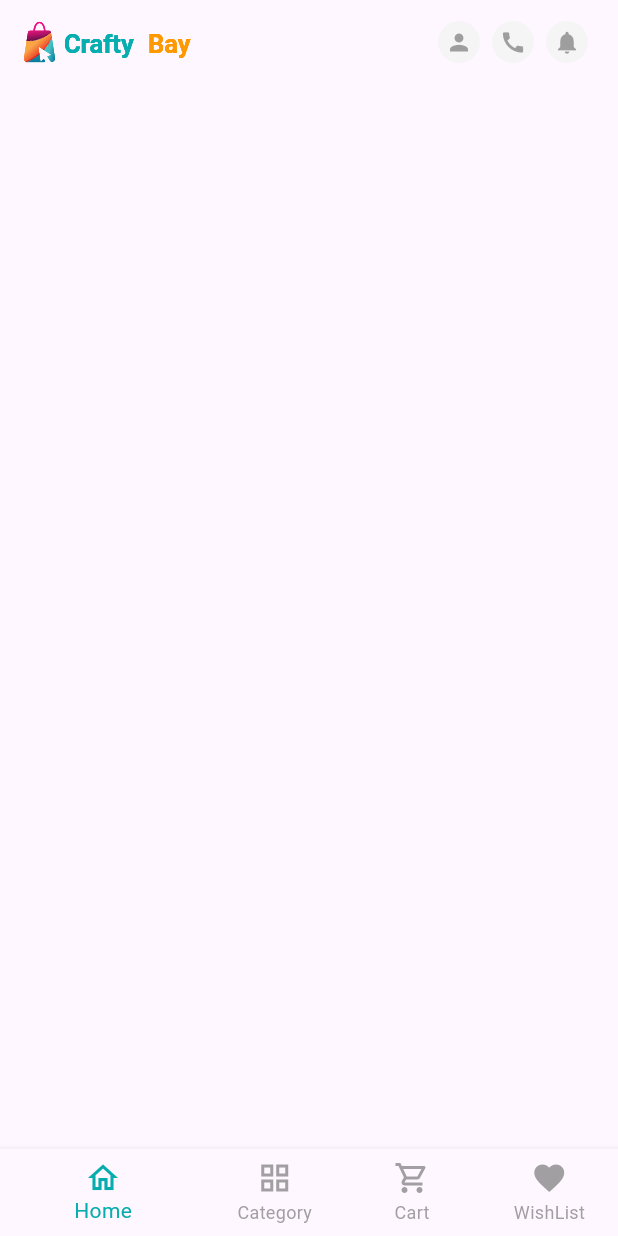
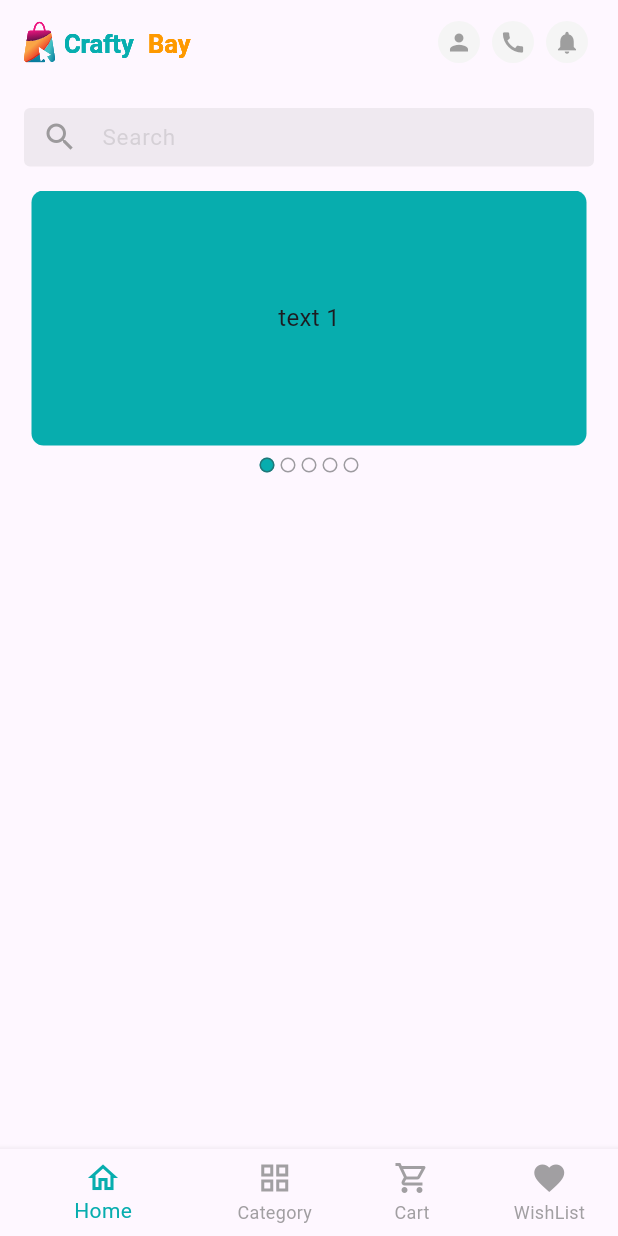
Before and after one commit to mst-zannathi-khatun/CraftyBay, a Flutter app: the screen it shows after launch, on a phone screen of 412 x 824 dp. Run offline on Flutter 3.47's test engine with Material 3 defaults, Android fonts, the phone set to English and light mode, and no system bars; drawn by our look-alikes of carousel_slider; our stand-ins replace flutter_svg, get, pin_code_fields.

Commit message:
home screen sliders design completed

```diff
--- a/lib/ui/screens/home_screen.dart
+++ b/lib/ui/screens/home_screen.dart
@@ -1,6 +1,8 @@
+import 'package:craftybay/utils/appcolors.dart';
 import 'package:flutter/material.dart';
 import 'package:flutter_svg/flutter_svg.dart';
-import '../../widgets/appbar_iconbutton_widget.dart';
+import '../../widgets/homewidgets/appbar_iconbutton_widget.dart';
+import '../../widgets/homewidgets/home_carouselslider_widget.dart';
 
 class HomeScreen extends StatefulWidget {
   const HomeScreen({super.key});
@@ -34,6 +36,43 @@ class _HomeScreenState extends State<HomeScreen> {
               ),
             ],
           )),
+      body: Padding(
+        padding: const EdgeInsets.all(16),
+        child: Column(
+          children: [
+            SizedBox(
+              width: double.infinity,
+              height: 39,
+              child: TextField(
+                keyboardType: TextInputType.text,
+                textInputAction: TextInputAction.search,
+                onSubmitted: (value) {},
+                decoration: InputDecoration(
+                  fillColor: softGreyColor.withOpacity(0.1),
+                  contentPadding: const EdgeInsets.symmetric(horizontal: 16),
+                  prefixIcon: const Icon(
+                    Icons.search,
+                    color: softGreyColor,
+                  ),
+                  filled: true,
+                  hintText: "Search",
+                  hintStyle: TextStyle(
+                      color: softGreyColor.withOpacity(0.2), fontSize: 15),
+                  enabledBorder:
+                      const OutlineInputBorder(borderSide: BorderSide.none),
+                  focusedBorder: const OutlineInputBorder(
+                    borderSide: BorderSide.none,
+                  ),
+                ),
+              ),
+            ),
+            const SizedBox(
+              height: 16,
+            ),
+            HomeCarouselSliderWidget()
+          ],
+        ),
+      ),
     );
   }
 }
--- a/lib/ui/screens/splash_screen.dart
+++ b/lib/ui/screens/splash_screen.dart
@@ -18,7 +18,7 @@ class _SplashScreenState extends State<SplashScreen> {
   void initState() {
     super.initState();
     Future.delayed(const Duration(
-      seconds: 3,
+      seconds: 1,
     )).then((value) async {
       Get.to(const BottomNavigationBarScreen());
     });
--- a/lib/widgets/appbar_iconbutton_widget.dart
+++ b/lib/widgets/homewidgets/appbar_iconbutton_widget.dart
@@ -1,6 +1,6 @@
 import 'package:flutter/material.dart';
 
-import '../utils/appcolors.dart';
+import '../../utils/appcolors.dart';
 
 class AppBarIconButton extends StatelessWidget {
   const AppBarIconButton({
--- /dev/null
+++ b/lib/widgets/homewidgets/home_carouselslider_widget.dart
@@ -0,0 +1,71 @@
+import 'package:carousel_slider/carousel_options.dart';
+import 'package:carousel_slider/carousel_slider.dart';
+import 'package:flutter/material.dart';
+import '../../utils/appcolors.dart';
+
+class HomeCarouselSliderWidget extends StatelessWidget {
+  ValueNotifier<int> currentCarouselIndex = ValueNotifier(0);
+
+  HomeCarouselSliderWidget({
+    super.key,
+  });
+
+  @override
+  Widget build(BuildContext context) {
+    return Column(
+      children: [
+        CarouselSlider(
+          options: CarouselOptions(
+              height: 170.0,
+              viewportFraction: 1,
+              autoPlay: true,
+              onPageChanged: (index, _) {
+                currentCarouselIndex.value = index;
+              }),
+          items: [1, 2, 3, 4, 5].map((i) {
+            return Builder(
+              builder: (BuildContext context) {
+                return Container(
+                    width: MediaQuery.of(context).size.width,
+                    margin: const EdgeInsets.symmetric(horizontal: 5.0),
+                    decoration: BoxDecoration(
+                        color: primaryColor,
+                        borderRadius: BorderRadius.circular(8)),
+                    alignment: Alignment.center,
+                    child: Text(
+                      'text $i',
+                      style: const TextStyle(fontSize: 16.0),
+                    ));
+              },
+            );
+          }).toList(),
+        ),
+        const SizedBox(
+          height: 6,
+        ),
+        ValueListenableBuilder(
+            valueListenable: currentCarouselIndex,
+            builder: (context, currentValue, _) {
+              return Row(
+                mainAxisAlignment: MainAxisAlignment.center,
+                children: [
+                  for (int i = 0; i < 5; i++)
+                    Padding(
+                      padding: const EdgeInsets.all(2.0),
+                      child: Container(
+                        height: 10,
+                        width: 10,
+                        decoration: BoxDecoration(
+                            color: currentValue == i ? primaryColor : null,
+                            border:
+                                Border.all(color: greyColor.withOpacity(0.5)),
+                            borderRadius: BorderRadius.circular(10)),
+                      ),
+                    ),
+                ],
+              );
+            }),
+      ],
+    );
+  }
+}
--- a/pubspec.yaml
+++ b/pubspec.yaml
@@ -38,6 +38,7 @@ dependencies:
   flutter_svg: ^2.0.10+1
   get: ^4.6.6
   pin_code_fields: ^8.0.1
+  carousel_slider: ^4.2.1
 
 dev_dependencies:
   flutter_test:
```
Also changed, not shown: pubspec.lock.
